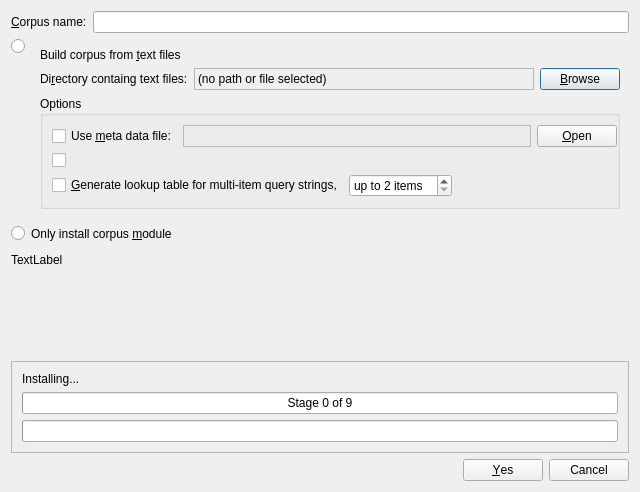
Old version of the form coquery/gui/ui/corpusInstaller.ui in the repository gkunter/coquery.
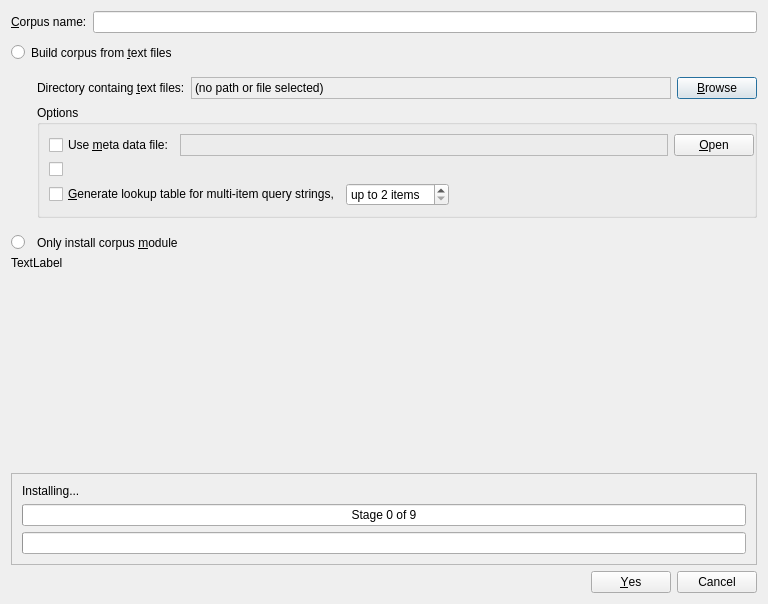
New version of the form. Icons and pictures are not drawn. Custom widgets are drawn as their Qt base class.

Commit message: Use clickable labels

What changed in the file:
```diff
--- a/coquery/gui/ui/corpusInstaller.ui
+++ b/coquery/gui/ui/corpusInstaller.ui
@@ -6,8 +6,8 @@
    <rect>
     <x>0</x>
     <y>0</y>
-    <width>640</width>
-    <height>492</height>
+    <width>768</width>
+    <height>604</height>
    </rect>
   </property>
   <property name="sizePolicy">
@@ -44,13 +44,38 @@
      </item>
     </layout>
    </item>
+   <item>
+    <widget class="QWidget" name="widget_options" native="true">
+     <layout class="QVBoxLayout" name="verticalLayout_3">
+      <property name="leftMargin">
+       <number>0</number>
+      </property>
+      <property name="topMargin">
+       <number>0</number>
+      </property>
+      <property name="rightMargin">
+       <number>0</number>
+      </property>
+      <property name="bottomMargin">
+       <number>0</number>
+      </property>
+     </layout>
+    </widget>
+   </item>
    <item>
     <layout class="QGridLayout" name="gridLayout_2">
      <property name="verticalSpacing">
       <number>8</number>
      </property>
-     <item row="1" column="1">
-      <widget class="QLabel" name="label_only_module">
+     <item row="2" column="0">
+      <widget class="QRadioButton" name="radio_only_module">
+       <property name="text">
+        <string/>
+       </property>
+      </widget>
+     </item>
+     <item row="2" column="2">
+      <widget class="CoqClickableLabel" name="label_only_module">
        <property name="text">
         <string>Only install corpus &amp;module</string>
        </property>
@@ -59,39 +84,31 @@
        </property>
       </widget>
      </item>
-     <item row="0" column="0" alignment="Qt::AlignTop">
-      <widget class="QRadioButton" name="radio_read_files">
+     <item row="0" column="1" colspan="2">
+      <widget class="CoqClickableLabel" name="label_read_files">
        <property name="text">
-        <string/>
+        <string>Build corpus from &amp;text files</string>
        </property>
-      </widget>
-     </item>
-     <item row="1" column="0">
-      <widget class="QRadioButton" name="radio_only_module">
-       <property name="text">
-        <string/>
+       <property name="buddy">
+        <cstring>radio_read_files</cstring>
        </property>
       </widget>
      </item>
-     <item row="0" column="1">
+     <item row="1" column="2">
       <widget class="QWidget" name="widget_read_files" native="true">
        <layout class="QVBoxLayout" name="verticalLayout_5">
-        <item>
-         <widget class="QLabel" name="label_read_files">
-          <property name="text">
-           <string>Build corpus from &amp;text files</string>
-          </property>
-          <property name="buddy">
-           <cstring>radio_read_files</cstring>
-          </property>
-         </widget>
-        </item>
+        <property name="leftMargin">
+         <number>0</number>
+        </property>
+        <property name="rightMargin">
+         <number>0</number>
+        </property>
         <item>
          <layout class="QHBoxLayout" name="horizontalLayout_3" stretch="0,1,0">
           <item>
            <widget class="QLabel" name="label_input_path">
             <property name="text">
-             <string>Di&amp;rectory containg text files:</string>
+             <string>Directory containg &amp;text files:</string>
             </property>
             <property name="buddy">
              <cstring>input_path</cstring>
@@ -276,26 +293,15 @@
        </layout>
       </widget>
      </item>
+     <item row="0" column="0">
+      <widget class="QRadioButton" name="radio_read_files">
+       <property name="text">
+        <string/>
+       </property>
+      </widget>
+     </item>
     </layout>
    </item>
-   <item>
-    <widget class="QWidget" name="widget_options" native="true">
-     <layout class="QVBoxLayout" name="verticalLayout_3">
-      <property name="leftMargin">
-       <number>0</number>
-      </property>
-      <property name="topMargin">
-       <number>0</number>
-      </property>
-      <property name="rightMargin">
-       <number>0</number>
-      </property>
-      <property name="bottomMargin">
-       <number>0</number>
-      </property>
-     </layout>
-    </widget>
-   </item>
    <item>
     <widget class="QLabel" name="issue_label">
      <property name="text">
```
The commit also changes 1 other file.
